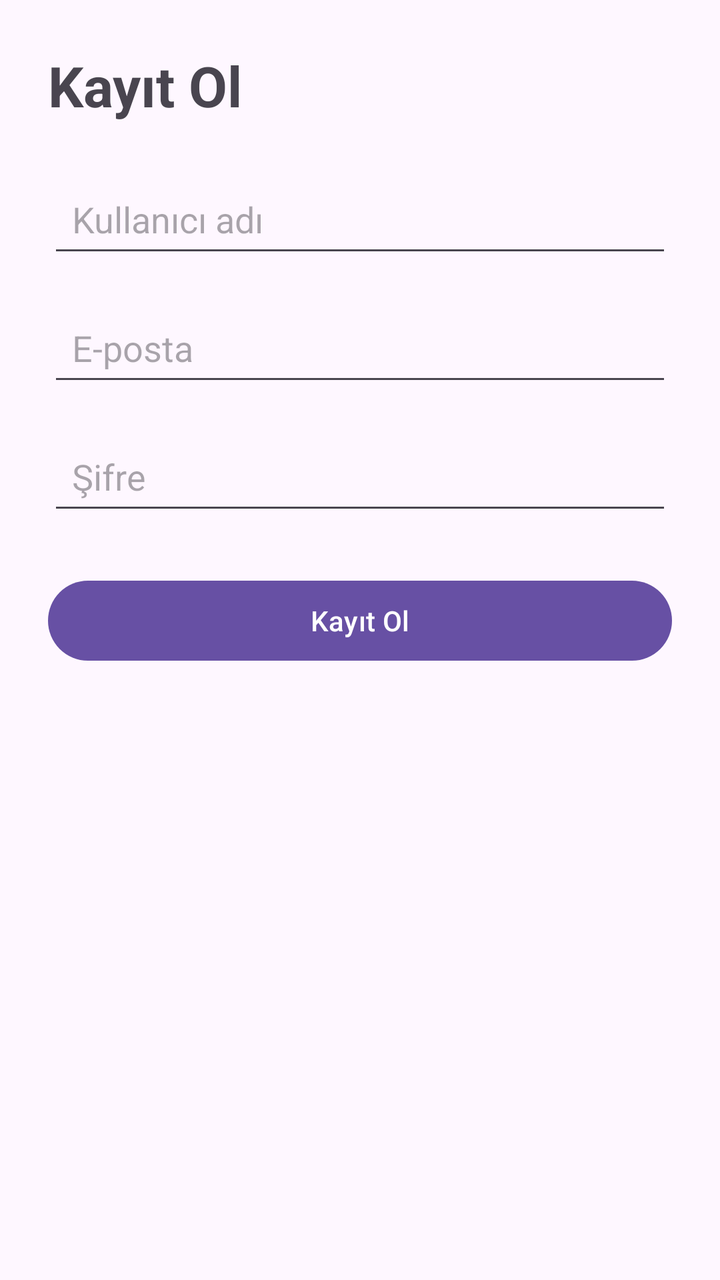
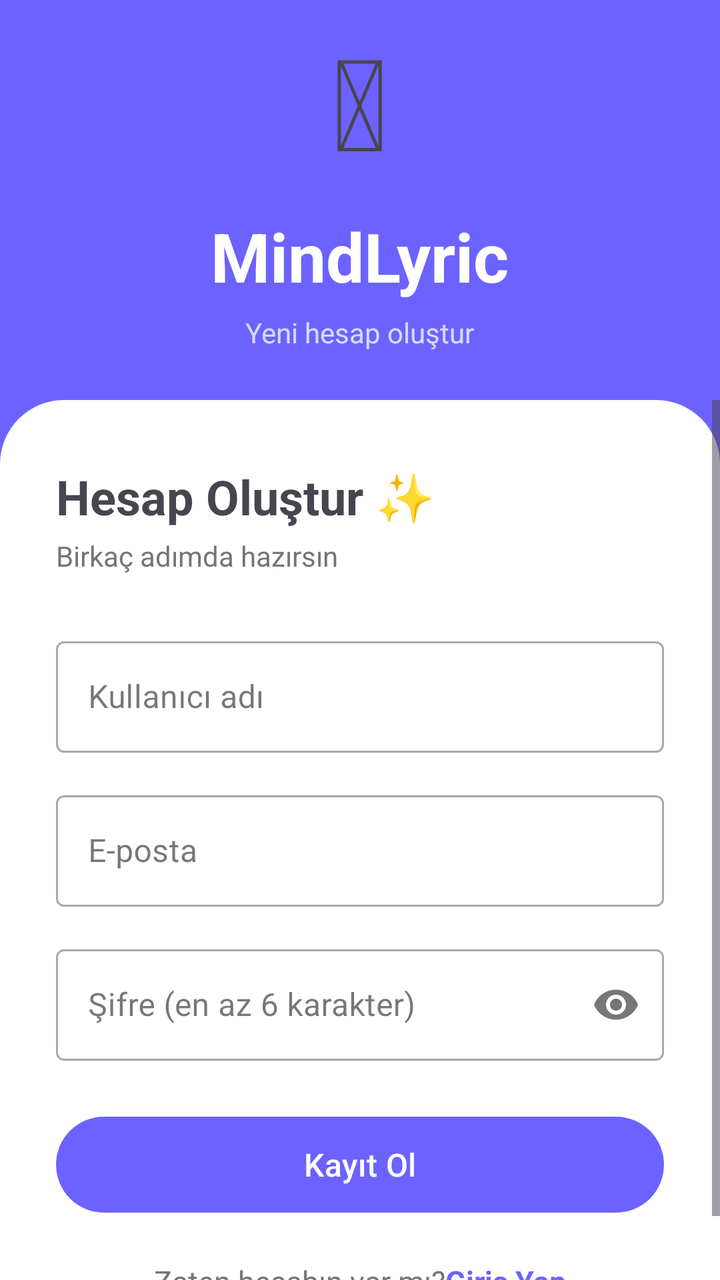

Before-and-after screenshots of an Android layout around one commit, followed by the original layout XML and the change that was made.
<!-- AndroidManifest.xml: application theme Theme.MindLyric0 -->
<!-- res/layout/activity_register.xml -->
<?xml version="1.0" encoding="utf-8"?>
<ScrollView xmlns:android="http://schemas.android.com/apk/res/android"
    android:layout_width="match_parent"
    android:layout_height="match_parent">

    <LinearLayout
        android:layout_width="match_parent"
        android:layout_height="wrap_content"
        android:orientation="vertical"
        android:padding="24dp">

        <TextView
            android:layout_width="wrap_content"
            android:layout_height="wrap_content"
            android:text="Kayıt Ol"
            android:textSize="28sp"
            android:textStyle="bold"
            android:layout_marginBottom="24dp" />

        <EditText
            android:id="@+id/etUsername"
            android:layout_width="match_parent"
            android:layout_height="wrap_content"
            android:minHeight="48dp"
            android:hint="Kullanıcı adı"
            android:inputType="textPersonName"
            android:autofillHints="username"
            android:padding="12dp"
            android:layout_marginBottom="16dp" />

        <EditText
            android:id="@+id/etEmail"
            android:layout_width="match_parent"
            android:layout_height="wrap_content"
            android:minHeight="48dp"
            android:hint="E-posta"
            android:inputType="textEmailAddress"
            android:autofillHints="emailAddress"
            android:padding="12dp"
            android:layout_marginBottom="16dp" />

        <EditText
            android:id="@+id/etPassword"
            android:layout_width="match_parent"
            android:layout_height="wrap_content"
            android:minHeight="48dp"
            android:hint="Şifre"
            android:inputType="textPassword"
            android:autofillHints="password"
            android:padding="12dp"
            android:layout_marginBottom="24dp" />

        <Button
            android:id="@+id/btnRegister"
            android:layout_width="match_parent"
            android:layout_height="wrap_content"
            android:minHeight="48dp"
            android:text="Kayıt Ol" />

    </LinearLayout>

</ScrollView>
<!-- resources referenced by this layout -->
<resources>
  <style name="Theme.MindLyric0" parent="Base.Theme.MindLyric0" />
  <style name="Base.Theme.MindLyric0" parent="Theme.Material3.DayNight.NoActionBar">
          
          
      </style>
</resources>

<!-- the commit's change to res/layout/activity_register.xml (unified diff, before → after) -->
@@ -1,62 +1,168 @@
 <?xml version="1.0" encoding="utf-8"?>
-<ScrollView xmlns:android="http://schemas.android.com/apk/res/android"
+<LinearLayout
+    xmlns:android="http://schemas.android.com/apk/res/android"
+    xmlns:app="http://schemas.android.com/apk/res-auto"
     android:layout_width="match_parent"
-    android:layout_height="match_parent">
+    android:layout_height="match_parent"
+    android:background="@color/brand_primary"
+    android:orientation="vertical">
 
+    
     <LinearLayout
         android:layout_width="match_parent"
-        android:layout_height="wrap_content"
+        android:layout_height="0dp"
+        android:layout_weight="1"
+        android:gravity="center"
         android:orientation="vertical"
-        android:padding="24dp">
+        android:paddingBottom="16dp">
 
         <TextView
             android:layout_width="wrap_content"
             android:layout_height="wrap_content"
-            android:text="Kayıt Ol"
-            android:textSize="28sp"
-            android:textStyle="bold"
-            android:layout_marginBottom="24dp" />
+            android:text="&#128214;"
+            android:textSize="64sp"
+            android:layout_marginBottom="12dp" />
 
-        <EditText
-            android:id="@+id/etUsername"
-            android:layout_width="match_parent"
+        <TextView
+            android:layout_width="wrap_content"
             android:layout_height="wrap_content"
-            android:minHeight="48dp"
-            android:hint="Kullanıcı adı"
-            android:inputType="textPersonName"
-            android:autofillHints="username"
-            android:padding="12dp"
-            android:layout_marginBottom="16dp" />
+            android:text="@string/app_name"
+            android:textColor="@color/white"
+            android:textSize="34sp"
+            android:textStyle="bold" />
 
-        <EditText
-            android:id="@+id/etEmail"
-            android:layout_width="match_parent"
+        <TextView
+            android:layout_width="wrap_content"
             android:layout_height="wrap_content"
-            android:minHeight="48dp"
-            android:hint="E-posta"
-            android:inputType="textEmailAddress"
-            android:autofillHints="emailAddress"
-            android:padding="12dp"
-            android:layout_marginBottom="16dp" />
-
-        <EditText
-            android:id="@+id/etPassword"
-            android:layout_width="match_parent"
-            android:layout_height="wrap_content"
-            android:minHeight="48dp"
-            android:hint="Şifre"
-            android:inputType="textPassword"
-            android:autofillHints="password"
-            android:padding="12dp"
-            android:layout_marginBottom="24dp" />
-
-        <Button
-            android:id="@+id/btnRegister"
-            android:layout_width="match_parent"
-            android:layout_height="wrap_content"
-            android:minHeight="48dp"
-            android:text="Kayıt Ol" />
+            android:text="@string/register_tagline"
+            android:textColor="@color/white"
+            android:textSize="14sp"
+            android:alpha="0.75"
+            android:layout_marginTop="6dp" />
 
     </LinearLayout>
 
-</ScrollView>
+    
+    <ScrollView
+        android:layout_width="match_parent"
+        android:layout_height="0dp"
+        android:layout_weight="2.2"
+        android:background="@drawable/bg_rounded_top"
+        android:fillViewport="true">
+
+        <LinearLayout
+            android:layout_width="match_parent"
+            android:layout_height="wrap_content"
+            android:orientation="vertical"
+            android:paddingHorizontal="28dp"
+            android:paddingTop="32dp"
+            android:paddingBottom="24dp">
+
+            <TextView
+                android:layout_width="wrap_content"
+                android:layout_height="wrap_content"
+                android:text="@string/register_welcome"
+                android:textSize="24sp"
+                android:textStyle="bold" />
+
+            <TextView
+                android:layout_width="wrap_content"
+                android:layout_height="wrap_content"
+                android:text="@string/register_subtitle"
+                android:textSize="14sp"
+                android:textColor="@color/brand_text_secondary"
+                android:layout_marginTop="4dp"
+                android:layout_marginBottom="28dp" />
+
+            <com.google.android.material.textfield.TextInputLayout
+                android:id="@+id/tilUsername"
+                style="@style/Widget.MaterialComponents.TextInputLayout.OutlinedBox"
+                android:layout_width="match_parent"
+                android:layout_height="wrap_content"
+                android:layout_marginBottom="16dp"
+                android:hint="@string/register_hint_username">
+
+                <com.google.android.material.textfield.TextInputEditText
+                    android:id="@+id/etUsername"
+                    android:layout_width="match_parent"
+                    android:layout_height="wrap_content"
+                    android:autofillHints="username"
+                    android:inputType="textPersonName" />
+            </com.google.android.material.textfield.TextInputLayout>
+
+            <com.google.android.material.textfield.TextInputLayout
+                android:id="@+id/tilEmail"
+                style="@style/Widget.MaterialComponents.TextInputLayout.OutlinedBox"
+                android:layout_width="match_parent"
+                android:layout_height="wrap_content"
+                android:layout_marginBottom="16dp"
+                android:hint="@string/login_hint_email">
+
+                <com.google.android.material.textfield.TextInputEditText
+                    android:id="@+id/etEmail"
+                    android:layout_width="match_parent"
+                    android:layout_height="wrap_content"
+                    android:autofillHints="emailAddress"
+                    android:inputType="textEmailAddress" />
+            </com.google.android.material.textfield.TextInputLayout>
+
+            <com.google.android.material.textfield.TextInputLayout
+                android:id="@+id/tilPassword"
+                style="@style/Widget.MaterialComponents.TextInputLayout.OutlinedBox"
+                android:layout_width="match_parent"
+                android:layout_height="wrap_content"
+                android:layout_marginBottom="24dp"
+                android:hint="@string/register_hint_password"
+                app:endIconMode="password_toggle">
+
+                <com.google.android.material.textfield.TextInputEditText
+                    android:id="@+id/etPassword"
+                    android:layout_width="match_parent"
+                    android:layout_height="wrap_content"
+                    android:autofillHints="newPassword"
+                    android:inputType="textPassword" />
+            </com.google.android.material.textfield.TextInputLayout>
+
+            <Button
+                android:id="@+id/btnRegister"
+                android:layout_width="match_parent"
+                android:layout_height="56dp"
+                android:text="@string/register_btn"
+                android:textSize="16sp" />
+
+            <ProgressBar
+                android:id="@+id/progressRegister"
+                android:layout_width="wrap_content"
+                android:layout_height="wrap_content"
+                android:layout_gravity="center_horizontal"
+                android:layout_marginTop="12dp"
+                android:visibility="gone" />
+
+            <LinearLayout
+                android:layout_width="wrap_content"
+                android:layout_height="wrap_content"
+                android:layout_gravity="center_horizontal"
+                android:layout_marginTop="20dp"
+                android:orientation="horizontal">
+
+                <TextView
+                    android:layout_width="wrap_content"
+                    android:layout_height="wrap_content"
+                    android:text="@string/register_have_account"
+                    android:textColor="@color/brand_text_secondary"
+                    android:textSize="15sp" />
+
+                <TextView
+                    android:id="@+id/tvGoToLogin"
+                    android:layout_width="wrap_content"
+                    android:layout_height="wrap_content"
+                    android:text="@string/register_login_link"
+                    android:textColor="@color/brand_primary"
+                    android:textSize="15sp"
+                    android:textStyle="bold" />
+            </LinearLayout>
+
+        </LinearLayout>
+    </ScrollView>
+
+</LinearLayout>
<!-- resource entries referenced after the edit -->
@@ -1,9 +1,33 @@
 <!-- resources referenced by this layout -->
 <resources>
+  <color name="brand_primary">#6C63FF</color>
+  <color name="brand_text_secondary">#757575</color>
+  <color name="white">#FFFFFFFF</color>
+  <!-- drawable bg_rounded_top (drawable) -->
+  <?xml version="1.0" encoding="utf-8"?>
+  <shape xmlns:android="http://schemas.android.com/apk/res/android">
+      <solid android:color="@color/white" />
+      <corners
+          android:topLeftRadius="32dp"
+          android:topRightRadius="32dp" />
+  </shape>
+  <string name="app_name">MindLyric</string>
+  <string name="login_hint_email">E-posta</string>
+  <string name="register_btn">Kayıt Ol</string>
+  <string name="register_have_account">Zaten hesabın var mı? </string>
+  <string name="register_hint_password">Şifre (en az 6 karakter)</string>
+  <string name="register_hint_username">Kullanıcı adı</string>
+  <string name="register_login_link">Giriş Yap</string>
+  <string name="register_subtitle">Birkaç adımda hazırsın</string>
+  <string name="register_tagline">Yeni hesap oluştur</string>
+  <string name="register_welcome">Hesap Oluştur ✨</string>
   <style name="Theme.MindLyric0" parent="Base.Theme.MindLyric0" />
   <style name="Base.Theme.MindLyric0" parent="Theme.Material3.DayNight.NoActionBar">
-          
-          
+          <item name="colorPrimary">@color/brand_primary</item>
+          <item name="colorOnPrimary">@color/brand_on_primary</item>
+          <item name="android:statusBarColor">@color/brand_primary_dark</item>
       </style>
+  <color name="brand_on_primary">#FFFFFF</color>
+  <color name="brand_primary_dark">#4B44CC</color>
 </resources>
 
